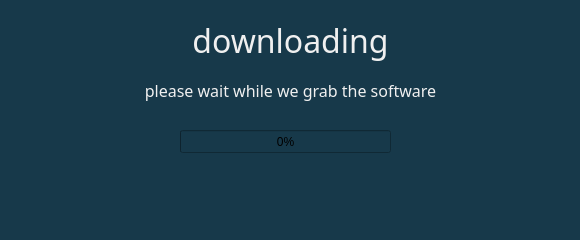
Old version of the form installer/host/qt_host_installer/downloadprogress.ui in the repository osmc/osmc.
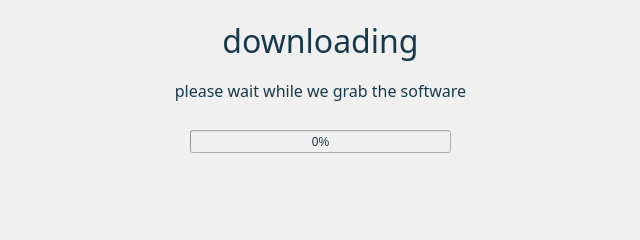
New version of the form.

Commit message: [installer][host] change all the colors! And hopfully fix some layout issues ... check it out!

```diff
--- a/installer/host/qt_host_installer/downloadprogress.ui
+++ b/installer/host/qt_host_installer/downloadprogress.ui
@@ -6,7 +6,7 @@
    <rect>
     <x>0</x>
     <y>0</y>
-    <width>580</width>
+    <width>640</width>
     <height>240</height>
    </rect>
   </property>
@@ -14,14 +14,16 @@
    <string>Form</string>
   </property>
   <property name="styleSheet">
-   <string notr="true">background-color:#17394A</string>
+   <string notr="true">color: #17394A;
+background: rgb(240, 240, 240);
+</string>
   </property>
   <widget class="QLabel" name="downloadLabel">
    <property name="geometry">
     <rect>
      <x>10</x>
      <y>20</y>
-     <width>561</width>
+     <width>621</width>
      <height>41</height>
     </rect>
    </property>
@@ -32,7 +34,7 @@
     </font>
    </property>
    <property name="styleSheet">
-    <string notr="true">color:rgb(240, 240, 240)</string>
+    <string>0</string>
    </property>
    <property name="text">
     <string>downloading</string>
@@ -46,7 +48,7 @@
     <rect>
      <x>10</x>
      <y>80</y>
-     <width>561</width>
+     <width>621</width>
      <height>21</height>
     </rect>
    </property>
@@ -57,7 +59,7 @@
     </font>
    </property>
    <property name="styleSheet">
-    <string notr="true">color:rgb(240, 240, 240)</string>
+    <string>0</string>
    </property>
    <property name="text">
     <string>please wait while we grab the software</string>
@@ -69,9 +71,9 @@
   <widget class="QProgressBar" name="downloadProgressBar">
    <property name="geometry">
     <rect>
-     <x>180</x>
+     <x>190</x>
      <y>130</y>
-     <width>211</width>
+     <width>261</width>
      <height>23</height>
     </rect>
    </property>
@@ -84,7 +86,7 @@
     <rect>
      <x>10</x>
      <y>180</y>
-     <width>561</width>
+     <width>621</width>
      <height>21</height>
     </rect>
    </property>
@@ -95,7 +97,7 @@
     </font>
    </property>
    <property name="styleSheet">
-    <string notr="true">color:rgb(240, 240, 240)</string>
+    <string>0</string>
    </property>
    <property name="text">
     <string/>
```
The commit also changes 20 other files.
